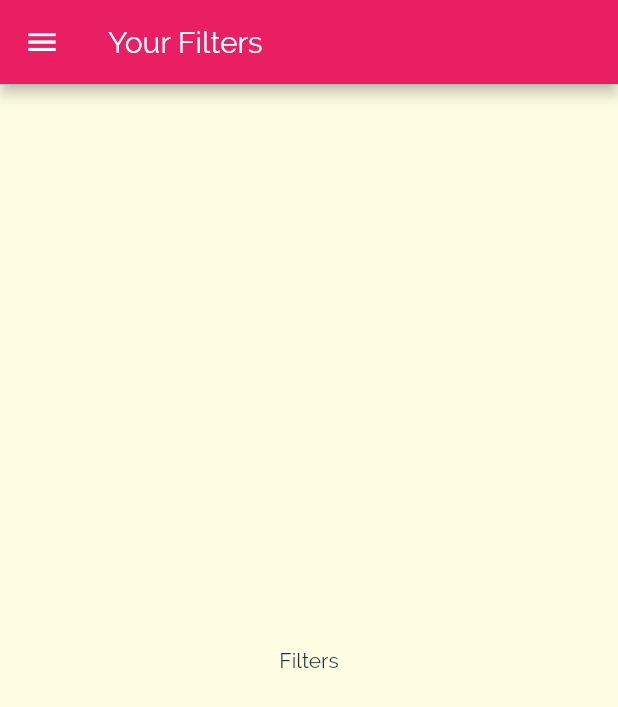
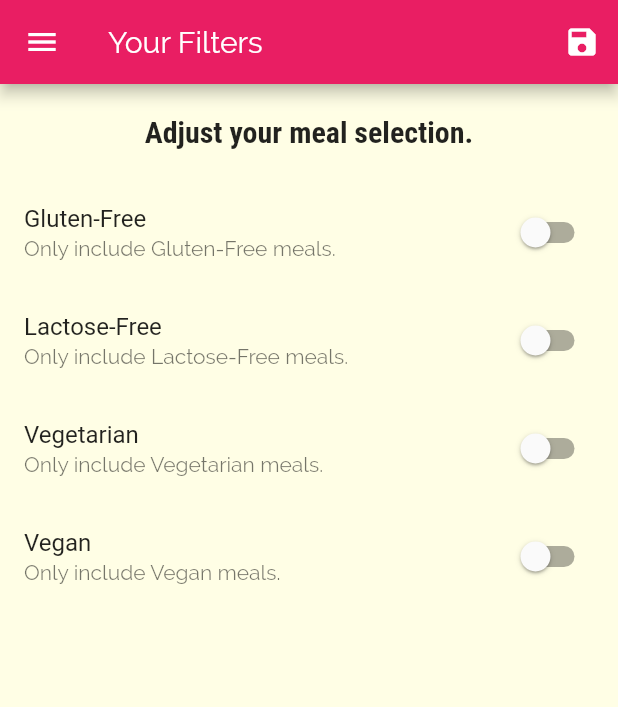
Before and after one commit to babyazalea/flutter_meals_app, a Flutter app: the FiltersScreen screen opened by its route, on a phone screen of 412 x 824 dp. Shown: the top 707 px of the screen. Run offline on Flutter 3.47's test engine with Material 2 defaults, Android fonts, the phone set to English and light mode, and no system bars.

Commit message:
adding filtering feature

```diff
--- a/lib/main.dart
+++ b/lib/main.dart
@@ -1,14 +1,52 @@
 import 'package:flutter/material.dart';
 
+import './dummy_data.dart';
 import './screens/tabs_screen.dart';
 import './screens/categories_screen.dart';
 import './screens/category_meals_screen.dart';
 import './screens/meal_detail.screen.dart';
 import './screens/filters_screen.dart';
+import './models/meal.dart';
 
 void main() => runApp(MyApp());
 
-class MyApp extends StatelessWidget {
+class MyApp extends StatefulWidget {
+  @override
+  _MyAppState createState() => _MyAppState();
+}
+
+class _MyAppState extends State<MyApp> {
+  Map<String, bool> _filters = {
+    'gluten': false,
+    'lactose': false,
+    'vegan': false,
+    'vegetarian': false,
+  };
+
+  List<Meal> _availableMeals = DUMMY_MEALS;
+
+  void _setFilters(Map<String, bool> filterData) {
+    setState(() {
+      _filters = filterData;
+
+      _availableMeals = DUMMY_MEALS.where((meal) {
+        if (_filters['gluten'] && !meal.isGlutenFree) {
+          return false;
+        }
+        if (_filters['lactose'] && !meal.isLactoseFree) {
+          return false;
+        }
+        if (_filters['vegan'] && !meal.isVegan) {
+          return false;
+        }
+        if (_filters['vegetarian'] && !meal.isVegetarian) {
+          return false;
+        }
+        return true;
+      }).toList();
+    });
+  }
+
   @override
   Widget build(BuildContext context) {
     return MaterialApp(
@@ -36,9 +74,10 @@ class MyApp extends StatelessWidget {
       initialRoute: '/',
       routes: {
         '/': (ctx) => TabsScreen(),
-        CategoryMealsScreen.routeName: (ctx) => CategoryMealsScreen(),
+        CategoryMealsScreen.routeName: (ctx) =>
+            CategoryMealsScreen(_availableMeals),
         MealDetailScreen.routeName: (ctx) => MealDetailScreen(),
-        FiltersScreen.routeName: (ctx) => FiltersScreen(),
+        FiltersScreen.routeName: (ctx) => FiltersScreen(_filters, _setFilters),
       },
       // onGenerateRoute: (settings) {
       //   print(settings.arguments);
--- a/lib/screens/category_meals_screen.dart
+++ b/lib/screens/category_meals_screen.dart
@@ -2,10 +2,13 @@ import 'package:flutter/material.dart';
 
 import '../models/meal.dart';
 import '../widgets/meal_item.dart';
-import '../dummy_data.dart';
 
 class CategoryMealsScreen extends StatefulWidget {
   static const routeName = '/category-meals';
+
+  final List<Meal> availableMeals;
+
+  CategoryMealsScreen(this.availableMeals);
 
   @override
   _CategoryMealsScreenState createState() => _CategoryMealsScreenState();
@@ -28,7 +31,7 @@ class _CategoryMealsScreenState extends State<CategoryMealsScreen> {
           ModalRoute.of(context).settings.arguments as Map<String, String>;
       categoryTitle = routeArg['title'];
       final categoryId = routeArg['id'];
-      dispalyedMeals = DUMMY_MEALS.where((meal) {
+      dispalyedMeals = widget.availableMeals.where((meal) {
         return meal.categories.contains(categoryId);
       }).toList();
       _loadedInitData = true;
--- a/lib/screens/filters_screen.dart
+++ b/lib/screens/filters_screen.dart
@@ -2,18 +2,126 @@ import 'package:flutter/material.dart';
 
 import '../widgets/main_drawer.dart';
 
-class FiltersScreen extends StatelessWidget {
+class FiltersScreen extends StatefulWidget {
   static const routeName = '/filters';
+
+  final Function saveFilters;
+  final Map<String, bool> currentFilter;
+
+  FiltersScreen(this.currentFilter, this.saveFilters);
+
+  @override
+  _FiltersScreenState createState() => _FiltersScreenState();
+}
+
+class _FiltersScreenState extends State<FiltersScreen> {
+  bool _glutenFree = false;
+  bool _vegetarian = false;
+  bool _vegan = false;
+  bool _lactoseFree = false;
+
+  @override
+  initState() {
+    _glutenFree = widget.currentFilter['gluten'];
+    _lactoseFree = widget.currentFilter['lactose'];
+    _vegan = widget.currentFilter['vegan'];
+    _vegetarian = widget.currentFilter['vegetarian'];
+    super.initState();
+  }
+
+  Widget _buildSwitchListTile(
+    String title,
+    String description,
+    bool currentValue,
+    Function updateValue,
+  ) {
+    return SwitchListTile(
+      title: Text(title),
+      value: currentValue,
+      subtitle: Text(
+        description,
+      ),
+      onChanged: updateValue,
+    );
+  }
 
   @override
   Widget build(BuildContext context) {
     return Scaffold(
       appBar: AppBar(
         title: Text('Your Filters'),
+        actions: <Widget>[
+          IconButton(
+            onPressed: () {
+              final selectedFilters = {
+                'gluten': _glutenFree,
+                'lactose': _lactoseFree,
+                'vegan': _vegan,
+                'vegetarian': _vegetarian,
+              };
+              widget.saveFilters(selectedFilters);
+            },
+            icon: Icon(Icons.save),
+          )
+        ],
       ),
       drawer: MainDrawer(),
-      body: Center(
-        child: Text("Filters"),
+      body: Column(
+        children: <Widget>[
+          Container(
+            padding: const EdgeInsets.all(20),
+            child: Text(
+              'Adjust your meal selection.',
+              style: Theme.of(context).textTheme.headline6,
+            ),
+          ),
+          Expanded(
+            child: ListView(
+              children: <Widget>[
+                _buildSwitchListTile(
+                  'Gluten-Free',
+                  'Only include Gluten-Free meals.',
+                  _glutenFree,
+                  (newValue) {
+                    setState(() {
+                      _glutenFree = newValue;
+                    });
+                  },
+                ),
+                _buildSwitchListTile(
+                  'Lactose-Free',
+                  'Only include Lactose-Free meals.',
+                  _lactoseFree,
+                  (newValue) {
+                    setState(() {
+                      _lactoseFree = newValue;
+                    });
+                  },
+                ),
+                _buildSwitchListTile(
+                  'Vegetarian',
+                  'Only include Vegetarian meals.',
+                  _vegetarian,
+                  (newValue) {
+                    setState(() {
+                      _vegetarian = newValue;
+                    });
+                  },
+                ),
+                _buildSwitchListTile(
+                  'Vegan',
+                  'Only include Vegan meals.',
+                  _vegan,
+                  (newValue) {
+                    setState(() {
+                      _vegan = newValue;
+                    });
+                  },
+                ),
+              ],
+            ),
+          )
+        ],
       ),
     );
   }
```
